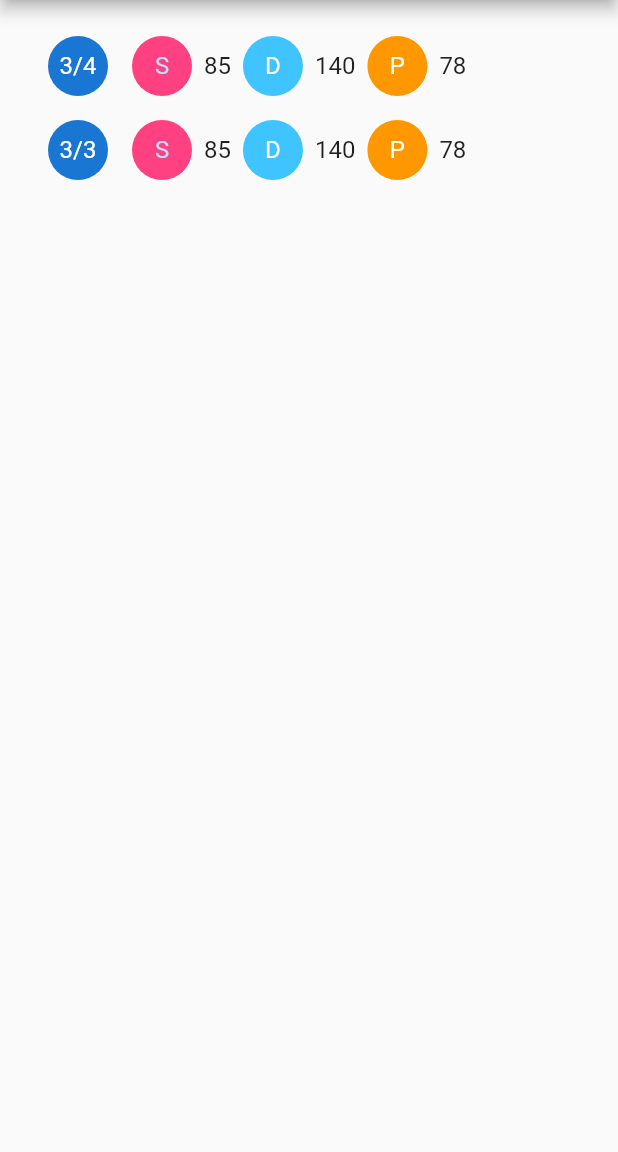
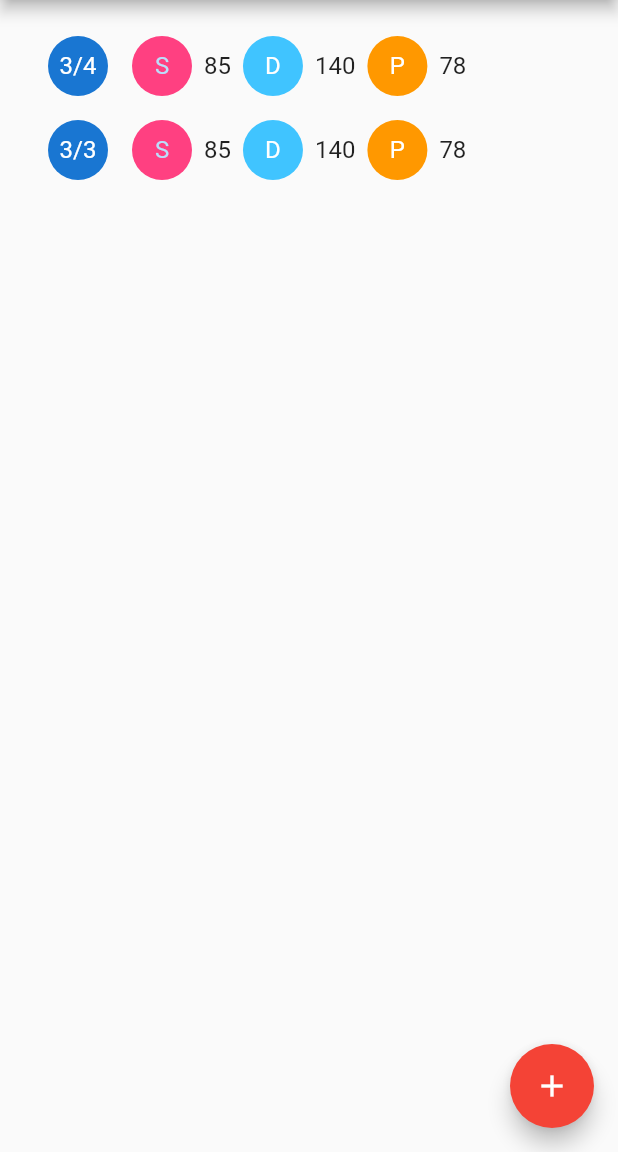
Before and after one commit to deadcheat/bloodleycooper, a Flutter app: the screen it shows after launch, on a phone screen of 412 x 824 dp, the part 84-1236 px from its top. Run offline on Flutter 3.47's test engine with Material 2 defaults, Android fonts, the phone set to English and light mode, and no system bars.

Commit message:
for #1 added button, but not function yet

```diff
--- a/lib/main.dart
+++ b/lib/main.dart
@@ -13,12 +13,12 @@ class BloodPit extends StatelessWidget {
       theme: new ThemeData(
         primaryColor: Colors.green,
       ),
-      home:  new Reports(),
+      home: new Reports(),
     );
   }
 }
 
-class Reports extends StatefulWidget{
+class Reports extends StatefulWidget {
   @override
   createState() => new ReportsState();
 }
@@ -52,6 +52,11 @@ class ReportsState extends State<Reports> {
         title: new Text('BloodPit'),
       ),
       body: _buildReports(),
+      floatingActionButton: new FloatingActionButton(
+        tooltip: 'Add Record',
+        child: new Icon(Icons.add),
+        backgroundColor: Colors.red,
+      ),
     );
   }
 
@@ -60,7 +65,6 @@ class ReportsState extends State<Reports> {
       itemCount: _reports.length,
       padding: const EdgeInsets.all(16.0),
       itemBuilder: (context, int i) {
-
         return _buildRow(this._reports[i]);
       },
     );
@@ -69,7 +73,8 @@ class ReportsState extends State<Reports> {
   Widget _buildRow(Report r) => new ListTile(
         leading: new Container(
           child: new CircleAvatar(
-          child: new Text('${r.day.month.toString()}/${r.day.day.toString()}'),
+            child:
+                new Text('${r.day.month.toString()}/${r.day.day.toString()}'),
           ),
         ),
         title: new Row(
```
Also changed, not shown: lib/items.dart (deleted, +0 -14 lines). Lines whose indentation alone changed are shown as unchanged.
